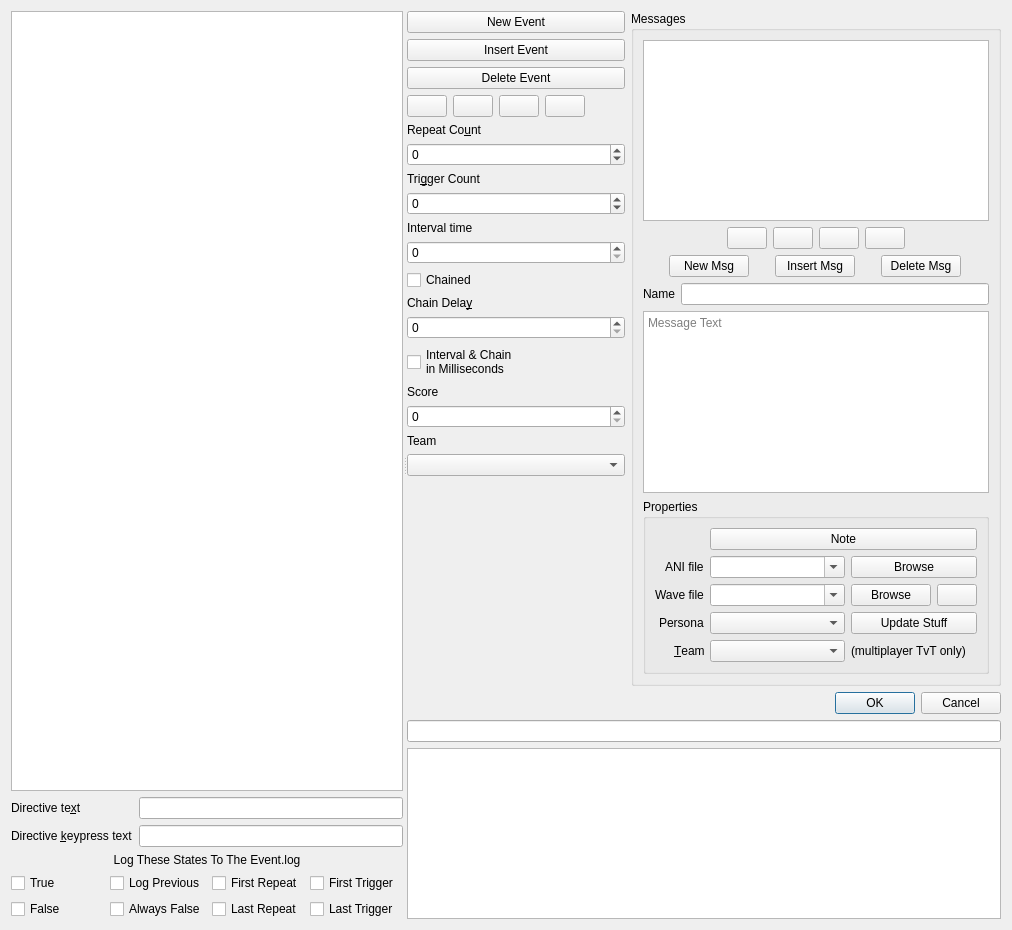
This is qtfred/ui/MissionEventsDialog.ui in MjnMixael/fs2open.github.com as Qt 5 draws it before an edit. The edited form follows.
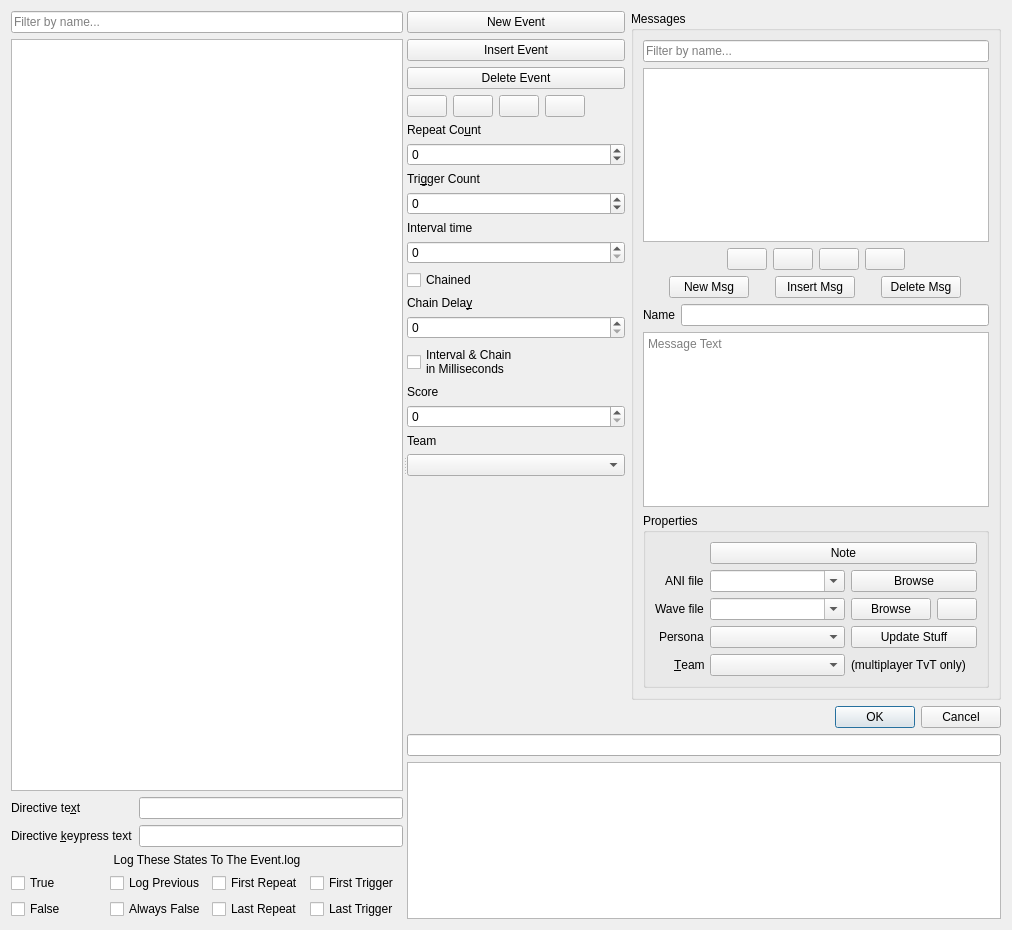
This is the edited form. Custom widgets are drawn as their Qt base class.

Commit message: Add filter-by-name search fields to the qtFRED Events editor

The edit to the form file:
```diff
--- a/qtfred/ui/MissionEventsDialog.ui
+++ b/qtfred/ui/MissionEventsDialog.ui
@@ -36,6 +36,16 @@
        <property name="bottomMargin">
         <number>0</number>
        </property>
+       <item>
+        <widget class="QLineEdit" name="eventSearchEdit">
+         <property name="placeholderText">
+          <string>Filter by name...</string>
+         </property>
+         <property name="clearButtonEnabled">
+          <bool>true</bool>
+         </property>
+        </widget>
+       </item>
        <item>
         <widget class="fso::fred::sexp_tree_view" name="eventTree">
          <attribute name="headerVisible">
@@ -566,6 +576,16 @@
            </widget>
           </item>
           <item row="0" column="0" colspan="2">
+           <widget class="QLineEdit" name="messageSearchEdit">
+            <property name="placeholderText">
+             <string>Filter by name...</string>
+            </property>
+            <property name="clearButtonEnabled">
+             <bool>true</bool>
+            </property>
+           </widget>
+          </item>
+          <item row="1" column="0" colspan="2">
            <widget class="QListWidget" name="messageList">
             <property name="editTriggers">
              <set>QAbstractItemView::NoEditTriggers</set>
@@ -575,7 +595,7 @@
             </property>
            </widget>
           </item>
-          <item row="4" column="0" colspan="2">
+          <item row="5" column="0" colspan="2">
            <widget class="QPlainTextEdit" name="messageContent">
             <property name="statusTip">
              <string>Message Text</string>
@@ -588,7 +608,7 @@
             </property>
            </widget>
           </item>
-          <item row="2" column="0" colspan="2">
+          <item row="3" column="0" colspan="2">
            <layout class="QHBoxLayout" name="horizontalLayout_2">
             <property name="spacing">
              <number>0</number>
@@ -634,7 +654,7 @@
             </item>
            </layout>
           </item>
-          <item row="1" column="0" colspan="2">
+          <item row="2" column="0" colspan="2">
            <layout class="QHBoxLayout" name="msgMoveButtonsLayout">
             <property name="leftMargin">
              <number>4</number>
@@ -734,7 +754,7 @@
             </item>
            </layout>
           </item>
-          <item row="3" column="0" colspan="2">
+          <item row="4" column="0" colspan="2">
            <layout class="QHBoxLayout" name="horizontalLayout_3">
             <item>
              <widget class="QLabel" name="label_9">
```
The commit also changes 2 other files.
